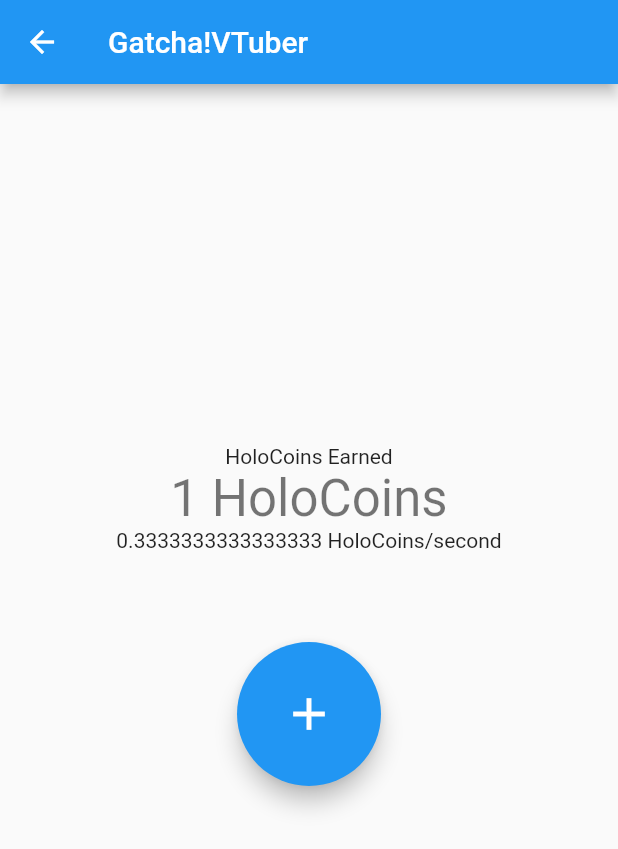
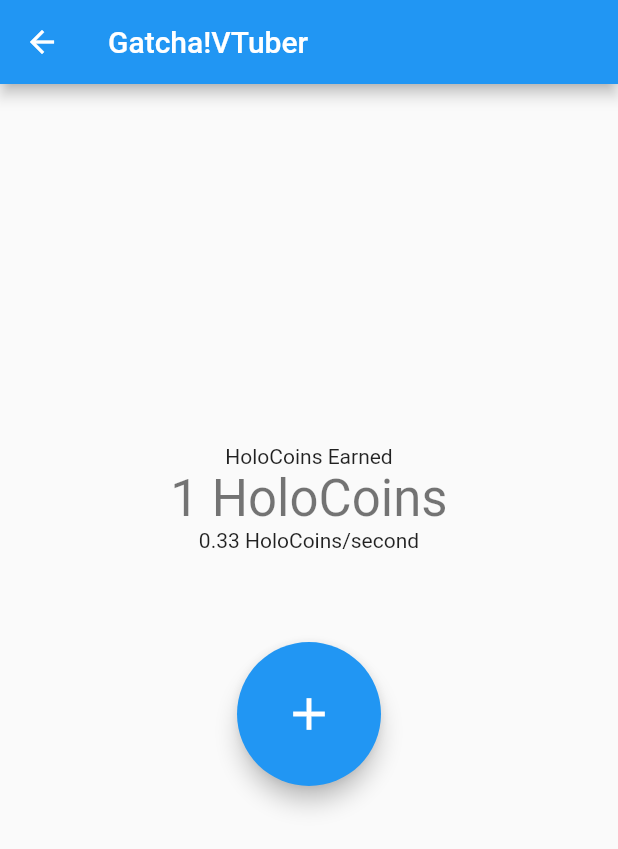
Before and after one commit to GlitchAmbush/mobile_proj, a Flutter app: the MainGame screen opened directly, after a tap on the "add" icon, on a phone screen of 412 x 824 dp. Shown: the top 849 px of the screen. Run offline on Flutter 3.47's test engine with Material 2 defaults, Android fonts, the light colour scheme and no system bars; missing offline and left inert: dart_random_choice.

Commit message:
Restrict average to 2 decimals

```diff
--- a/lib/screens/main_game.dart
+++ b/lib/screens/main_game.dart
@@ -52,7 +52,7 @@ class _MainGameState extends State<MainGame> {
                 '$_count HoloCoins',
                 style: Theme.of(context).textTheme.headlineMedium,
               ),
-              Text('$_average HoloCoins/second'),
+              Text('${_average.toStringAsFixed(2)} HoloCoins/second'),
               Padding(
                 padding: const EdgeInsets.all(60.0),
                 child: FloatingActionButton.large(
```
